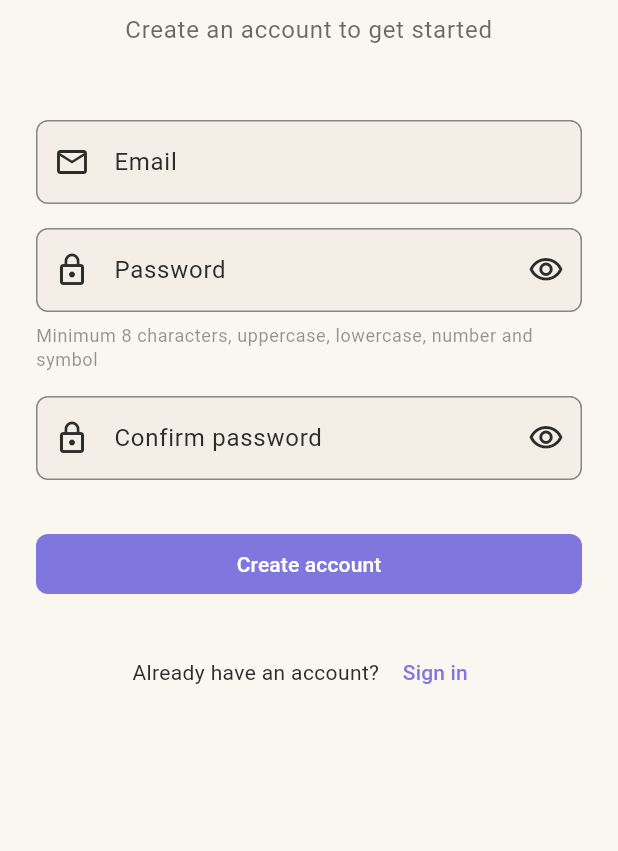
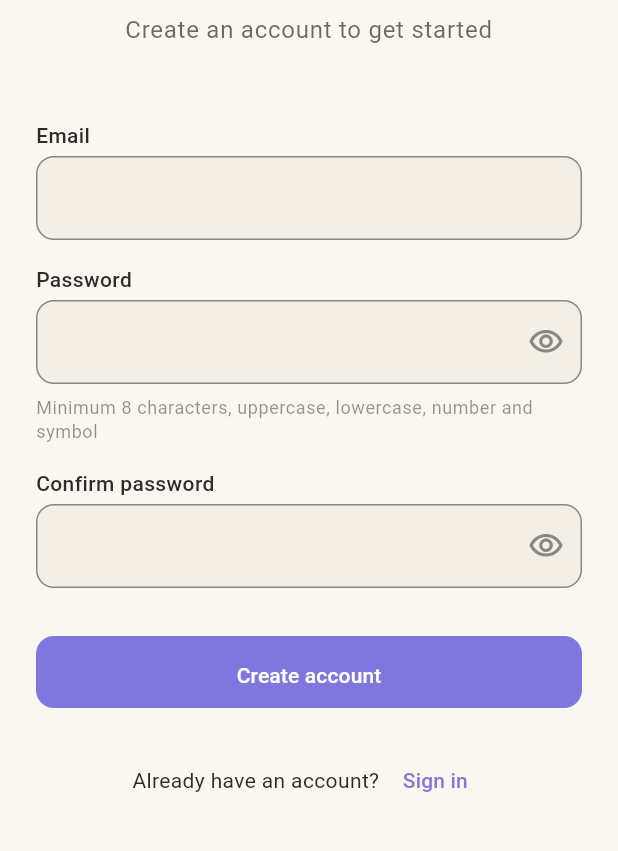
Before and after one commit to Camilu-png/Ocari, a Flutter app: the RegisterScreen screen opened by its route, on a phone screen of 412 x 824 dp, the part 186-1037 px from its top. Run offline on Flutter 3.47's test engine with Material 3 defaults, Android fonts, the phone set to English and light mode, and no system bars; our stand-ins replace flutter_dotenv, flutter_riverpod, flutter_signin_button, go_router, google_sign_in, supabase_flutter; accounts and stored records are empty.

Commit message:
refactor(ui): replace default widgets with custom Ocari components

```diff
--- a/lib/core/widgets/ocari_text_field.dart
+++ b/lib/core/widgets/ocari_text_field.dart
@@ -8,6 +8,7 @@ class OcariTextField extends StatefulWidget {
   final String? errorText;
   final TextInputType keyboardType;
   final ValueChanged<String>? onChanged;
+  final FormFieldValidator<String>? validator;
 
   const OcariTextField({
     super.key,
@@ -17,6 +18,7 @@ class OcariTextField extends StatefulWidget {
     this.errorText,
     this.keyboardType = TextInputType.text,
     this.onChanged,
+    this.validator,
   });
 
   @override
@@ -49,6 +51,7 @@ class _OcariTextFieldState extends State<OcariTextField> {
           obscureText: widget.obscureText && _isObscured,
           keyboardType: widget.keyboardType,
           onChanged: widget.onChanged,
+          validator: widget.validator,
           style: AppTextStyles.body(colors.onBgLight),
           decoration: InputDecoration(
             filled: true,
--- a/lib/features/auth/presentation/screens/register_screen.dart
+++ b/lib/features/auth/presentation/screens/register_screen.dart
@@ -3,6 +3,8 @@ import 'package:flutter_riverpod/flutter_riverpod.dart';
 import 'package:go_router/go_router.dart';
 
 import '../../../../core/theme/app_theme.dart';
+import '../../../../core/widgets/ocari_button.dart';
+import '../../../../core/widgets/ocari_text_field.dart';
 import '../providers/auth_notifier.dart';
 
 class RegisterScreen extends ConsumerStatefulWidget {
@@ -18,8 +20,6 @@ class _RegisterScreenState extends ConsumerState<RegisterScreen> {
   final _passwordController = TextEditingController();
   final _confirmPasswordController = TextEditingController();
   bool _isLoading = false;
-  bool _obscurePassword = true;
-  bool _obscureConfirmPassword = true;
 
   String? _validateEmail(String? value) {
     if (value == null || value.isEmpty) {
@@ -149,35 +149,17 @@ class _RegisterScreenState extends ConsumerState<RegisterScreen> {
                   textAlign: TextAlign.center,
                 ),
                 const SizedBox(height: AppSpacing.xl + AppSpacing.md),
-                TextFormField(
+                OcariTextField(
+                  label: 'Email',
                   controller: _emailController,
                   keyboardType: TextInputType.emailAddress,
-                  textInputAction: TextInputAction.next,
-                  decoration: const InputDecoration(
-                    labelText: 'Email',
-                    prefixIcon: Icon(Icons.email_outlined),
-                  ),
                   validator: _validateEmail,
                 ),
                 const SizedBox(height: AppSpacing.md),
-                TextFormField(
+                OcariTextField(
+                  label: 'Password',
                   controller: _passwordController,
-                  obscureText: _obscurePassword,
-                  textInputAction: TextInputAction.next,
-                  decoration: InputDecoration(
-                    labelText: 'Password',
-                    prefixIcon: const Icon(Icons.lock_outline),
-                    suffixIcon: IconButton(
-                      icon: Icon(
-                        _obscurePassword
-                            ? Icons.visibility_outlined
-                            : Icons.visibility_off_outlined,
-                      ),
-                      onPressed: () {
-                        setState(() => _obscurePassword = !_obscurePassword);
-                      },
-                    ),
-                  ),
+                  obscureText: true,
                   validator: _validatePassword,
                 ),
                 const SizedBox(height: AppSpacing.sm),
@@ -188,40 +170,17 @@ class _RegisterScreenState extends ConsumerState<RegisterScreen> {
                   ),
                 ),
                 const SizedBox(height: AppSpacing.md),
-                TextFormField(
+                OcariTextField(
+                  label: 'Confirm password',
                   controller: _confirmPasswordController,
-                  obscureText: _obscureConfirmPassword,
-                  textInputAction: TextInputAction.done,
-                  onFieldSubmitted: (_) => _handleRegister(),
-                  decoration: InputDecoration(
-                    labelText: 'Confirm password',
-                    prefixIcon: const Icon(Icons.lock_outline),
-                    suffixIcon: IconButton(
-                      icon: Icon(
-                        _obscureConfirmPassword
-                            ? Icons.visibility_outlined
-                            : Icons.visibility_off_outlined,
-                      ),
-                      onPressed: () {
-                        setState(() => _obscureConfirmPassword = !_obscureConfirmPassword);
-                      },
-                    ),
-                  ),
+                  obscureText: true,
                   validator: _validateConfirmPassword,
                 ),
                 const SizedBox(height: AppSpacing.xl),
-                FilledButton(
-                  onPressed: _isLoading ? null : _handleRegister,
-                  child: _isLoading
-                      ? const SizedBox(
-                          height: 20,
-                          width: 20,
-                          child: CircularProgressIndicator(
-                            strokeWidth: 2,
-                            color: Colors.white,
-                          ),
-                        )
-                      : const Text('Create account'),
+                OcariButton(
+                  label: 'Create account',
+                  isLoading: _isLoading,
+                  onPressed: _handleRegister,
                 ),
                 const SizedBox(height: AppSpacing.lg),
                 Row(
--- a/lib/features/player/presentation/screens/player_screen.dart
+++ b/lib/features/player/presentation/screens/player_screen.dart
@@ -1,5 +1,7 @@
 import 'package:flutter/material.dart';
 import 'package:go_router/go_router.dart';
+
+import '../../../../core/widgets/ocari_button.dart';
 
 class PlayerScreen extends StatelessWidget {
   final String songId;
@@ -16,9 +18,10 @@ class PlayerScreen extends StatelessWidget {
           children: [
             Text('Player Screen - Song: $songId'),
             const SizedBox(height: 24),
-            FilledButton(
-onPressed: () => context.go('/songs'),
-                child: const Text('Back to Songs'),
+            OcariButton(
+              label: 'Back to Songs',
+              onPressed: () => context.go('/songs'),
+              isFullWidth: false,
             ),
           ],
         ),
--- a/lib/features/songs/presentation/screens/songs_screen.dart
+++ b/lib/features/songs/presentation/screens/songs_screen.dart
@@ -2,6 +2,7 @@ import 'package:flutter/material.dart';
 import 'package:flutter_riverpod/flutter_riverpod.dart';
 import 'package:go_router/go_router.dart';
 
+import '../../../../core/widgets/ocari_button.dart';
 import '../../../auth/presentation/providers/auth_notifier.dart';
 
 class Song {
@@ -49,9 +50,10 @@ class SongsScreen extends ConsumerWidget {
             const SizedBox(height: 24),
             ...songs.map((song) => Padding(
               padding: const EdgeInsets.symmetric(vertical: 4),
-              child: FilledButton(
+              child: OcariButton(
+                label: song.title,
                 onPressed: () => context.go('/player/${song.id}'),
-                child: Text(song.title),
+                isFullWidth: false,
               ),
             )),
           ],
```
